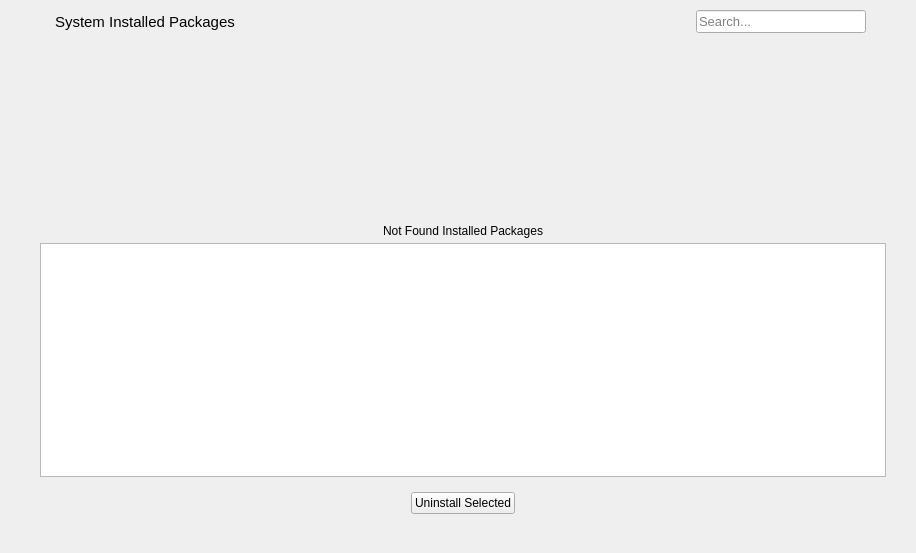
Before: the Qt Designer form stacer/Pages/Uninstaller/uninstallerpage.ui in oguzhaninan/Stacer, drawn with Qt 5.
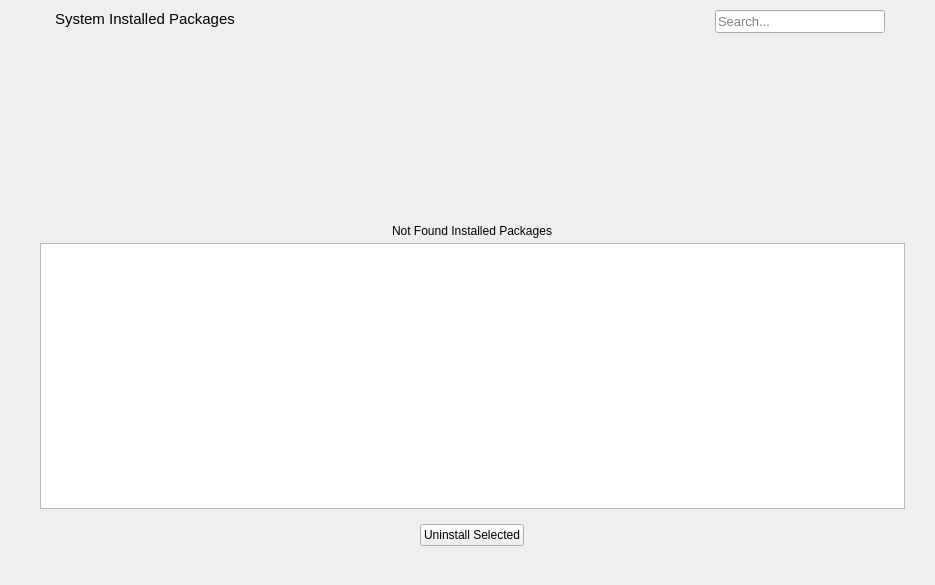
After: the same form once the commit is applied.

Commit message: fixed dpkg get packages

Diff of the .ui file:
```diff
--- a/stacer/Pages/Uninstaller/uninstallerpage.ui
+++ b/stacer/Pages/Uninstaller/uninstallerpage.ui
@@ -6,8 +6,8 @@
    <rect>
     <x>0</x>
     <y>0</y>
-    <width>916</width>
-    <height>553</height>
+    <width>935</width>
+    <height>585</height>
    </rect>
   </property>
   <property name="windowTitle">
@@ -31,6 +31,12 @@
    </property>
    <item>
     <widget class="QWidget" name="verticalWidget" native="true">
+     <property name="sizePolicy">
+      <sizepolicy hsizetype="Expanding" vsizetype="Expanding">
+       <horstretch>0</horstretch>
+       <verstretch>0</verstretch>
+      </sizepolicy>
+     </property>
      <property name="styleSheet">
       <string notr="true"/>
      </property>
@@ -50,46 +56,96 @@
       <property name="spacing">
        <number>5</number>
       </property>
-      <item row="2" column="0" colspan="2">
-       <widget class="QListWidget" name="packagesList">
-        <property name="font">
-         <font>
-          <family>Ubuntu</family>
-          <pointsize>10</pointsize>
-         </font>
+      <item row="0" column="0" colspan="2" alignment="Qt::AlignTop">
+       <widget class="QWidget" name="horizontalWidget" native="true">
+        <property name="sizePolicy">
+         <sizepolicy hsizetype="Expanding" vsizetype="Minimum">
+          <horstretch>0</horstretch>
+          <verstretch>0</verstretch>
+         </sizepolicy>
         </property>
-        <property name="focusPolicy">
-         <enum>Qt::NoFocus</enum>
+        <layout class="QHBoxLayout" name="horizontalLayout">
+         <property name="spacing">
+          <number>5</number>
+         </property>
+         <property name="leftMargin">
+          <number>15</number>
+         </property>
+         <property name="topMargin">
+          <number>0</number>
+         </property>
+         <property name="rightMargin">
+          <number>20</number>
+         </property>
+         <property name="bottomMargin">
+          <number>0</number>
+         </property>
+         <item alignment="Qt::AlignLeft|Qt::AlignTop">
+          <widget class="QLabel" name="packagesTitle">
+           <property name="sizePolicy">
+            <sizepolicy hsizetype="Expanding" vsizetype="Preferred">
+             <horstretch>0</horstretch>
+             <verstretch>0</verstretch>
+            </sizepolicy>
+           </property>
+           <property name="font">
+            <font>
+             <family>Ubuntu</family>
+             <pointsize>11</pointsize>
+             <italic>false</italic>
+            </font>
+           </property>
+           <property name="styleSheet">
+            <string notr="true"/>
+           </property>
+           <property name="text">
+            <string>System Installed Packages</string>
+           </property>
+          </widget>
+         </item>
+         <item alignment="Qt::AlignRight|Qt::AlignTop">
+          <widget class="QLineEdit" name="packageSearch">
+           <property name="minimumSize">
+            <size>
+             <width>170</width>
+             <height>0</height>
+            </size>
+           </property>
+           <property name="maximumSize">
+            <size>
+             <width>170</width>
+             <height>16777215</height>
+            </size>
+           </property>
+           <property name="font">
+            <font>
+             <pointsize>10</pointsize>
+            </font>
+           </property>
+           <property name="focusPolicy">
+            <enum>Qt::StrongFocus</enum>
+           </property>
+           <property name="styleSheet">
+            <string notr="true"/>
+           </property>
+           <property name="placeholderText">
+            <string>Search...</string>
+           </property>
+          </widget>
+         </item>
+        </layout>
+       </widget>
+      </item>
+      <item row="5" column="0" colspan="2" alignment="Qt::AlignHCenter">
+       <widget class="QLabel" name="loading">
+        <property name="sizePolicy">
+         <sizepolicy hsizetype="Preferred" vsizetype="Preferred">
+          <horstretch>0</horstretch>
+          <verstretch>0</verstretch>
+         </sizepolicy>
         </property>
-        <property name="styleSheet">
-         <string notr="true"/>
-        </property>
-        <property name="autoScrollMargin">
-         <number>10</number>
-        </property>
-        <property name="editTriggers">
-         <set>QAbstractItemView::NoEditTriggers</set>
-        </property>
-        <property name="selectionMode">
-         <enum>QAbstractItemView::NoSelection</enum>
-        </property>
-        <property name="selectionBehavior">
-         <enum>QAbstractItemView::SelectRows</enum>
-        </property>
-        <property name="iconSize">
-         <size>
-          <width>20</width>
-          <height>20</height>
-         </size>
-        </property>
-        <property name="textElideMode">
-         <enum>Qt::ElideMiddle</enum>
-        </property>
-        <property name="spacing">
-         <number>4</number>
-        </property>
-        <property name="uniformItemSizes">
-         <bool>false</bool>
+        <property name="text">
+         <string/>
         </property>
        </widget>
       </item>
@@ -133,7 +189,7 @@
         </property>
        </widget>
       </item>
-      <item row="1" column="0" colspan="2">
+      <item row="1" column="0" colspan="2" alignment="Qt::AlignTop">
        <widget class="QWidget" name="notFoundWidget" native="true">
         <property name="sizePolicy">
          <sizepolicy hsizetype="Preferred" vsizetype="Expanding">
@@ -174,6 +230,12 @@
          </property>
          <item alignment="Qt::AlignHCenter|Qt::AlignBottom">
           <widget class="QLabel" name="label">
+           <property name="sizePolicy">
+            <sizepolicy hsizetype="Preferred" vsizetype="Expanding">
+             <horstretch>0</horstretch>
+             <verstretch>0</verstretch>
+            </sizepolicy>
+           </property>
            <property name="text">
             <string>Not Found Installed Packages</string>
            </property>
@@ -182,103 +244,46 @@
         </layout>
        </widget>
       </item>
-      <item row="0" column="0" colspan="2">
-       <widget class="QWidget" name="horizontalWidget" native="true">
-        <property name="sizePolicy">
-         <sizepolicy hsizetype="Expanding" vsizetype="Minimum">
-          <horstretch>0</horstretch>
-          <verstretch>0</verstretch>
-         </sizepolicy>
+      <item row="2" column="0" colspan="2">
+       <widget class="QListWidget" name="packagesList">
+        <property name="font">
+         <font>
+          <family>Ubuntu</family>
+          <pointsize>10</pointsize>
+         </font>
         </property>
-        <layout class="QHBoxLayout" name="horizontalLayout">
-         <property name="spacing">
-          <number>5</number>
-         </property>
-         <property name="leftMargin">
-          <number>15</number>
-         </property>
-         <property name="topMargin">
-          <number>0</number>
-         </property>
-         <property name="rightMargin">
-          <number>20</number>
-         </property>
-         <property name="bottomMargin">
-          <number>0</number>
-         </property>
-         <item alignment="Qt::AlignLeft">
-          <widget class="QLabel" name="packagesTitle">
-           <property name="sizePolicy">
-            <sizepolicy hsizetype="Expanding" vsizetype="Preferred">
-             <horstretch>0</horstretch>
-             <verstretch>0</verstretch>
-            </sizepolicy>
-           </property>
-           <property name="font">
-            <font>
-             <family>Ubuntu</family>
-             <pointsize>11</pointsize>
-             <italic>false</italic>
-            </font>
-           </property>
-           <property name="styleSheet">
-            <string notr="true"/>
-           </property>
-           <property name="text">
-            <string>System Installed Packages</string>
-           </property>
-          </widget>
-         </item>
-         <item>
-          <spacer name="horizontalSpacer">
-           <property name="orientation">
-            <enum>Qt::Horizontal</enum>
-           </property>
-           <property name="sizeHint" stdset="0">
-            <size>
-             <width>40</width>
-             <height>20</height>
-            </size>
-           </property>
-          </spacer>
-         </item>
-         <item alignment="Qt::AlignRight|Qt::AlignVCenter">
-          <widget class="QLineEdit" name="packageSearch">
-           <property name="minimumSize">
-            <size>
-             <width>170</width>
-             <height>0</height>
-            </size>
-           </property>
-           <property name="maximumSize">
-            <size>
-             <width>170</width>
-             <height>16777215</height>
-            </size>
-           </property>
-           <property name="font">
-            <font>
-             <pointsize>10</pointsize>
-            </font>
-           </property>
-           <property name="focusPolicy">
-            <enum>Qt::StrongFocus</enum>
-           </property>
-           <property name="styleSheet">
-            <string notr="true"/>
-           </property>
-           <property name="placeholderText">
-            <string>Search...</string>
-           </property>
-          </widget>
-         </item>
-        </layout>
-       </widget>
-      </item>
-      <item row="5" column="0" colspan="2" alignment="Qt::AlignHCenter">
-       <widget class="QLabel" name="loading">
-        <property name="text">
-         <string/>
+        <property name="focusPolicy">
+         <enum>Qt::NoFocus</enum>
+        </property>
+        <property name="styleSheet">
+         <string notr="true"/>
+        </property>
+        <property name="autoScrollMargin">
+         <number>10</number>
+        </property>
+        <property name="editTriggers">
+         <set>QAbstractItemView::NoEditTriggers</set>
+        </property>
+        <property name="selectionMode">
+         <enum>QAbstractItemView::NoSelection</enum>
+        </property>
+        <property name="selectionBehavior">
+         <enum>QAbstractItemView::SelectRows</enum>
+        </property>
+        <property name="iconSize">
+         <size>
+          <width>20</width>
+          <height>20</height>
+         </size>
+        </property>
+        <property name="textElideMode">
+         <enum>Qt::ElideMiddle</enum>
+        </property>
+        <property name="spacing">
+         <number>4</number>
+        </property>
+        <property name="uniformItemSizes">
+         <bool>false</bool>
         </property>
        </widget>
       </item>
```
The commit also changes 3 other files.
